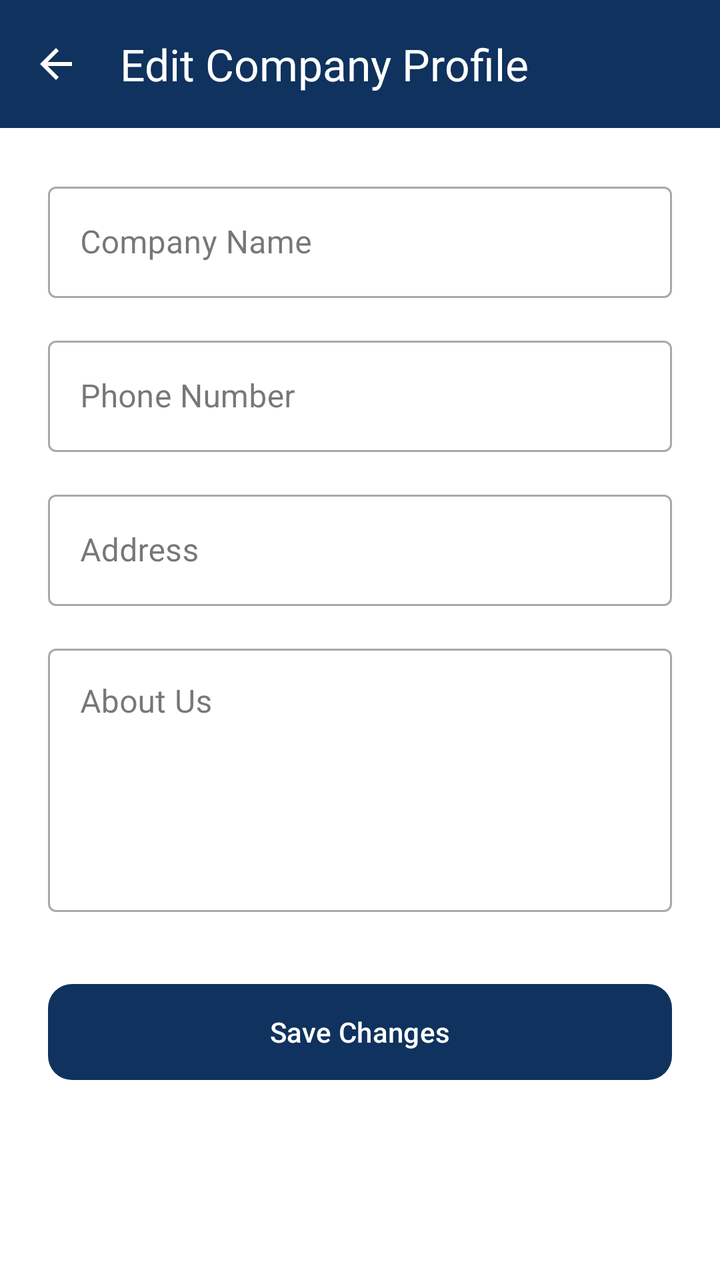
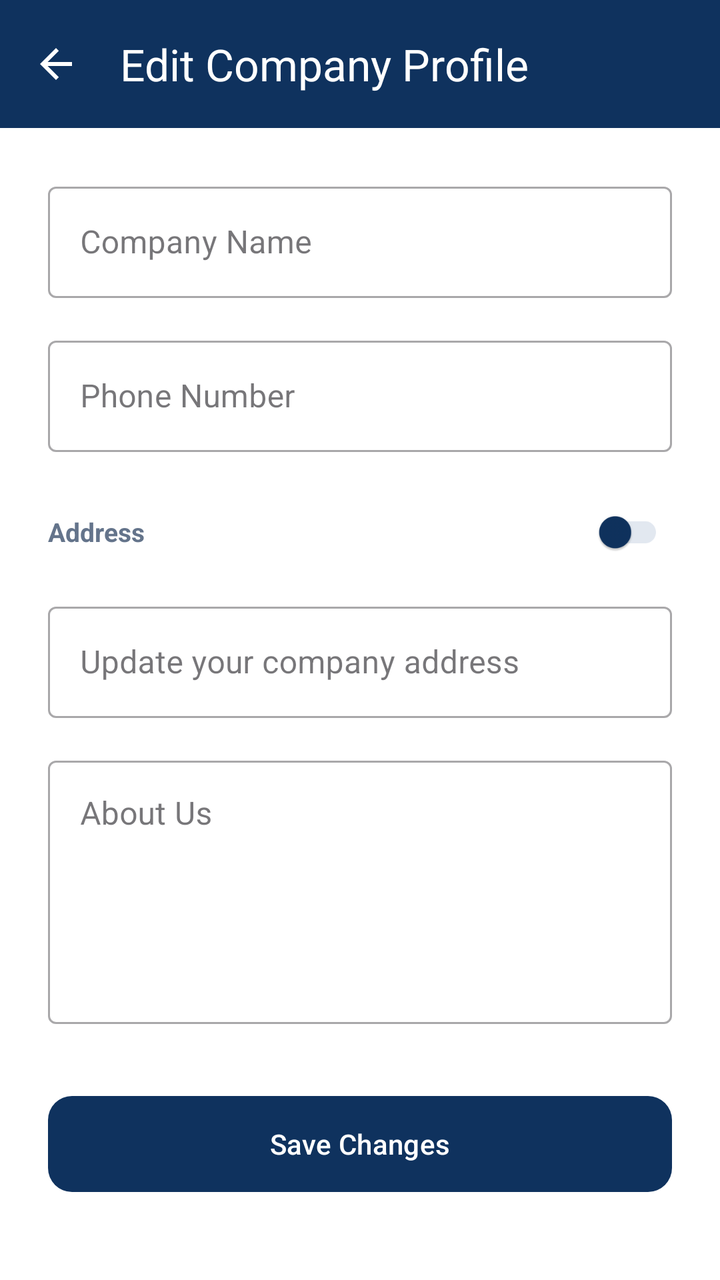

An Android layout rendered at two revisions. The XML below is the earlier revision; the diff shows what the commit changed to produce the second picture.
<!-- AndroidManifest.xml: application theme Theme.Newtacks -->
<!-- res/layout/activity_company_edit_profile.xml -->
<?xml version="1.0" encoding="utf-8"?>
<LinearLayout xmlns:android="http://schemas.android.com/apk/res/android"
    xmlns:app="http://schemas.android.com/apk/res-auto"
    android:layout_width="match_parent"
    android:layout_height="match_parent"
    android:orientation="vertical"
    android:background="#FFFFFF">

    <androidx.appcompat.widget.Toolbar
        android:id="@+id/toolbar"
        android:layout_width="match_parent"
        android:layout_height="?attr/actionBarSize"
        android:background="#0F325E"
        app:navigationIcon="@drawable/ic_back"
        app:navigationIconTint="#FFFFFF"
        app:title="Edit Company Profile"
        app:titleTextColor="#FFFFFF" />

    <ScrollView
        android:layout_width="match_parent"
        android:layout_height="match_parent"
        android:fillViewport="true">

        <LinearLayout
            android:layout_width="match_parent"
            android:layout_height="wrap_content"
            android:orientation="vertical"
            android:padding="24dp">

            <com.google.android.material.textfield.TextInputLayout
                android:layout_width="match_parent"
                android:layout_height="wrap_content"
                android:hint="Company Name"
                style="@style/Widget.MaterialComponents.TextInputLayout.OutlinedBox"
                android:layout_marginBottom="16dp">
                <com.google.android.material.textfield.TextInputEditText
                    android:id="@+id/etName"
                    android:layout_width="match_parent"
                    android:layout_height="wrap_content" />
            </com.google.android.material.textfield.TextInputLayout>

            <com.google.android.material.textfield.TextInputLayout
                android:layout_width="match_parent"
                android:layout_height="wrap_content"
                android:hint="Phone Number"
                style="@style/Widget.MaterialComponents.TextInputLayout.OutlinedBox"
                android:layout_marginBottom="16dp">
                <com.google.android.material.textfield.TextInputEditText
                    android:id="@+id/etPhone"
                    android:layout_width="match_parent"
                    android:layout_height="wrap_content"
                    android:inputType="phone" />
            </com.google.android.material.textfield.TextInputLayout>

            <com.google.android.material.textfield.TextInputLayout
                android:layout_width="match_parent"
                android:layout_height="wrap_content"
                android:hint="Address"
                style="@style/Widget.MaterialComponents.TextInputLayout.OutlinedBox"
                android:layout_marginBottom="16dp">
                <com.google.android.material.textfield.TextInputEditText
                    android:id="@+id/etAddress"
                    android:layout_width="match_parent"
                    android:layout_height="wrap_content" />
            </com.google.android.material.textfield.TextInputLayout>

            <com.google.android.material.textfield.TextInputLayout
                android:layout_width="match_parent"
                android:layout_height="wrap_content"
                android:hint="About Us"
                style="@style/Widget.MaterialComponents.TextInputLayout.OutlinedBox"
                android:layout_marginBottom="32dp">
                <com.google.android.material.textfield.TextInputEditText
                    android:id="@+id/etAbout"
                    android:layout_width="match_parent"
                    android:layout_height="wrap_content"
                    android:gravity="top"
                    android:inputType="textMultiLine"
                    android:minLines="5" />
            </com.google.android.material.textfield.TextInputLayout>

            <com.google.android.material.button.MaterialButton
                android:id="@+id/btnSave"
                android:layout_width="match_parent"
                android:layout_height="56dp"
                android:text="Save Changes"
                app:cornerRadius="12dp"
                app:backgroundTint="#0F325E" />

        </LinearLayout>
    </ScrollView>

    <FrameLayout
        android:id="@+id/loadingOverlay"
        android:layout_width="match_parent"
        android:layout_height="match_parent"
        android:background="#80000000"
        android:visibility="gone"
        android:clickable="true"
        android:focusable="true">
        <ProgressBar
            android:layout_width="wrap_content"
            android:layout_height="wrap_content"
            android:layout_gravity="center"
            android:indeterminateTint="#FFFFFF" />
    </FrameLayout>

</LinearLayout>
<!-- resources referenced by this layout -->
<resources>
  <!-- drawable ic_back (drawable) -->
  <?xml version="1.0" encoding="utf-8"?>
  <vector xmlns:android="http://schemas.android.com/apk/res/android"
      android:width="24dp"
      android:height="24dp"
      android:viewportWidth="24"
      android:viewportHeight="24">
      <path
          android:fillColor="#FFFFFF"
          android:pathData="M20,11H7.83l5.59,-5.59L12,4l-8,8 8,8 1.41,-1.41L7.83,13H20v-2z"/>
  </vector>
  <style name="Theme.Newtacks" parent="Base.Theme.Newtacks" />
  <style name="Base.Theme.Newtacks" parent="Theme.Material3.DayNight.NoActionBar">
          <item name="colorPrimary">#004A99</item>
          <item name="colorPrimaryContainer">#004A99</item>
          <item name="colorOnPrimary">#FFFFFF</item>
          <item name="colorSecondary">#004A99</item>
          <item name="colorOnSecondary">#FFFFFF</item>
          <item name="colorTertiary">#004A99</item>
          <item name="colorSecondaryContainer">#EBF2FF</item>
          <item name="colorOnSecondaryContainer">#004A99</item>
          <item name="android:statusBarColor">#004A99</item>
          <item name="android:navigationBarColor">#FFFFFF</item>
          <item name="android:windowLightStatusBar" tools:targetApi="m">false</item>
      </style>
</resources>

<!-- the commit's change to res/layout/activity_company_edit_profile.xml (unified diff, before → after) -->
@@ -52,16 +52,40 @@
                     android:inputType="phone" />
             </com.google.android.material.textfield.TextInputLayout>
 
+            <LinearLayout
+                android:layout_width="match_parent"
+                android:layout_height="wrap_content"
+                android:orientation="horizontal"
+                android:gravity="center_vertical"
+                android:layout_marginBottom="8dp">
+                <TextView
+                    android:layout_width="0dp"
+                    android:layout_height="wrap_content"
+                    android:layout_weight="1"
+                    android:text="Address"
+                    android:textColor="#64748B"
+                    android:textSize="13sp"
+                    android:textStyle="bold" />
+                <com.google.android.material.switchmaterial.SwitchMaterial
+                    android:id="@+id/switchRealTimeLocation"
+                    android:layout_width="wrap_content"
+                    android:layout_height="wrap_content"
+                    android:scaleX="0.8"
+                    android:scaleY="0.8"
+                    app:thumbTint="#0F325E"
+                    app:trackTint="#E2E8F0" />
+            </LinearLayout>
+
             <com.google.android.material.textfield.TextInputLayout
                 android:layout_width="match_parent"
                 android:layout_height="wrap_content"
-                android:hint="Address"
                 style="@style/Widget.MaterialComponents.TextInputLayout.OutlinedBox"
                 android:layout_marginBottom="16dp">
                 <com.google.android.material.textfield.TextInputEditText
                     android:id="@+id/etAddress"
                     android:layout_width="match_parent"
-                    android:layout_height="wrap_content" />
+                    android:layout_height="wrap_content"
+                    android:hint="Update your company address" />
             </com.google.android.material.textfield.TextInputLayout>
 
             <com.google.android.material.textfield.TextInputLayout
